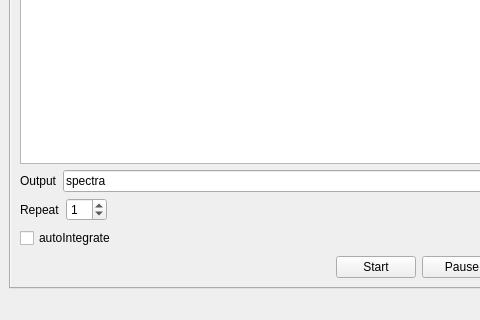
This is piccolo2/player/player.ui in TeamPiccolo/piccolo2-player as Qt 5 draws it before an edit; both pictures show x 0 to 480 and y 350 to 670 of the 780 by 670 pixel window. The edited form follows.
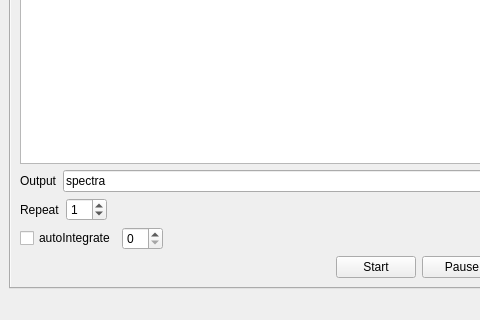
This is the edited form. The open tabs and pages were chosen to show the change. Custom widgets are drawn as their Qt base class.

Commit message: auto integration can happen oftern

```diff
--- a/piccolo2/player/player.ui
+++ b/piccolo2/player/player.ui
@@ -303,6 +303,9 @@
             </property>
            </widget>
           </item>
+          <item>
+           <widget class="QSpinBox" name="autoIntegrateRepeat"/>
+          </item>
           <item>
            <spacer name="horizontalSpacer_7">
             <property name="orientation">
```
Left out of the diff: 2 changed lines with no effect on the pictures. The commit also changes 2 other files.
